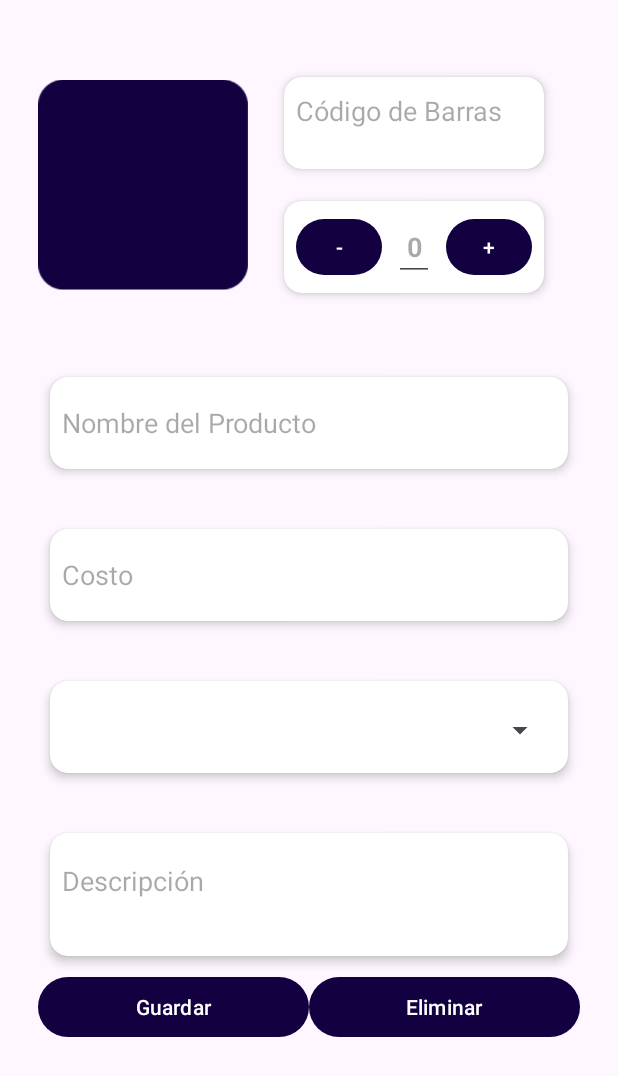
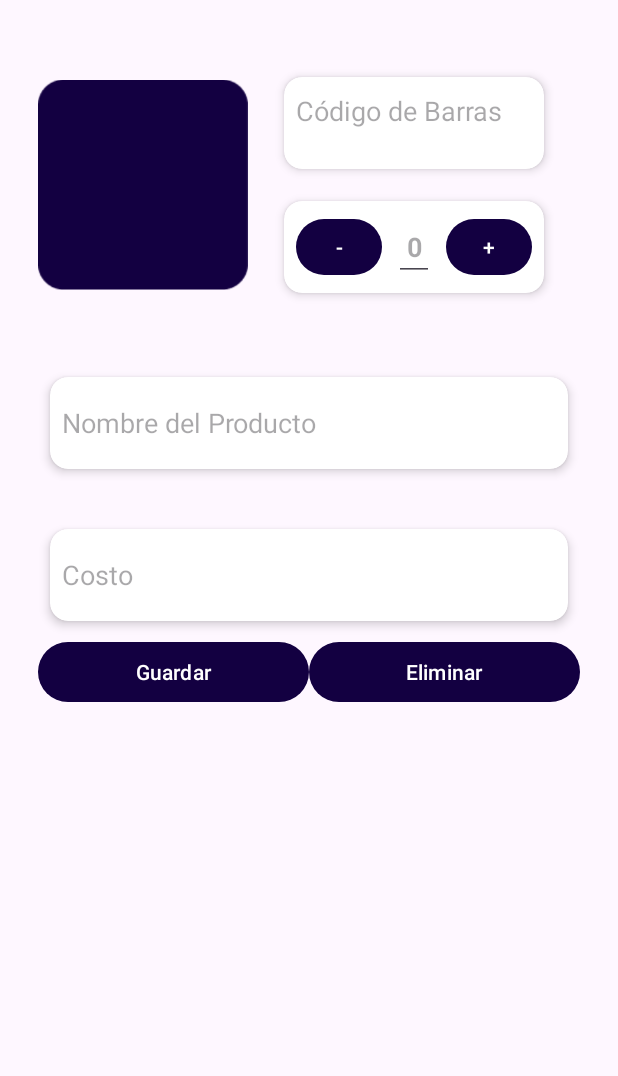
Before and after one commit to haarveyd/Inventario, an Android app: the fragment EditFragment shown on its own in the app's theme, on a phone screen of 412 x 824 dp. Shown: the top 1076 px of the screen. Run offline under Robolectric (Android 15) with nearby library versions, the phone set to English and light mode, and no system bars.

Commit message:
Se quito los campos de categorias, descripcion

```diff
--- a/app/src/main/res/layout/fragment_edit.xml
+++ b/app/src/main/res/layout/fragment_edit.xml
@@ -149,42 +149,8 @@
                         android:minHeight="48dp" />
                 </androidx.cardview.widget.CardView>
 
-                <androidx.cardview.widget.CardView
-                    android:layout_width="match_parent"
-                    android:layout_height="81dp"
-                    android:layout_marginTop="20dp"
-                    app:cardBackgroundColor="#FFFFFF"
-                    app:cardCornerRadius="12dp"
-                    app:cardElevation="4dp"
-                    app:cardUseCompatPadding="true"
-                    app:contentPadding="8dp">
 
-                    <Spinner
-                        android:id="@+id/spinnerCategory"
-                        android:layout_width="match_parent"
-                        android:layout_height="50dp"
-                        android:hint="Categoría" />
-                </androidx.cardview.widget.CardView>
 
-                <androidx.cardview.widget.CardView
-                    android:layout_width="match_parent"
-                    android:layout_height="102dp"
-                    android:layout_marginTop="20dp"
-                    app:cardBackgroundColor="#FFFFFF"
-                    app:cardCornerRadius="12dp"
-                    app:cardElevation="4dp"
-                    app:cardUseCompatPadding="true"
-                    app:contentPadding="8dp">
-
-                    <EditText
-                        android:id="@+id/editTextDescription"
-                        android:layout_width="match_parent"
-                        android:layout_height="wrap_content"
-                        android:background="@null"
-                        android:hint="Descripción"
-                        android:minHeight="48dp" />
-
-                </androidx.cardview.widget.CardView>
 
                 <LinearLayout
                     android:layout_width="match_parent"
```
